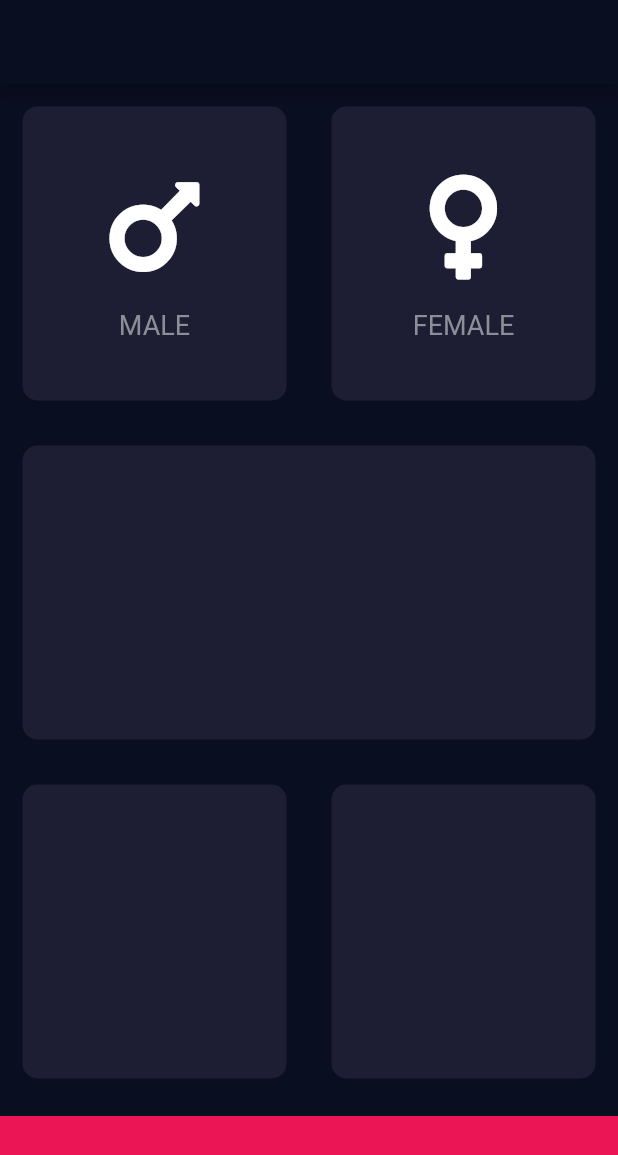
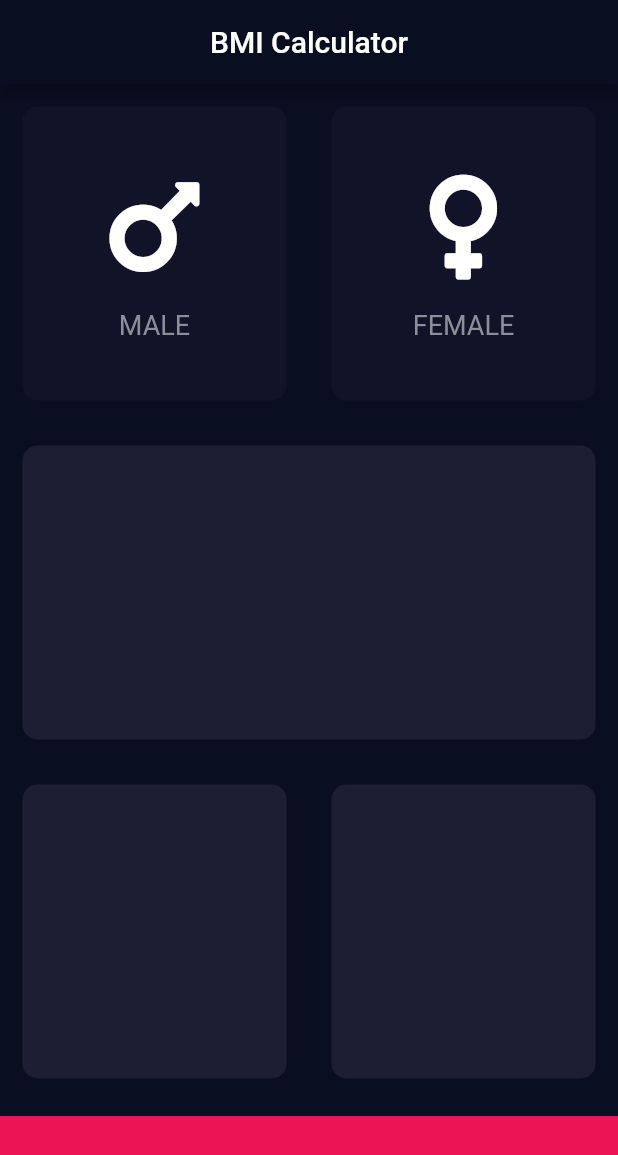
Before and after one commit to Fakorede/flutter-bmi-calculator, a Flutter app: the screen it shows after launch, on a phone screen of 412 x 824 dp. Shown: the top 1155 px of the screen. Run offline on Flutter 3.47's test engine with Material 2 defaults, Android fonts, the phone set to English and light mode, and no system bars; our stand-ins replace font_awesome_flutter.

```diff
--- a/lib/icon_content.dart
+++ b/lib/icon_content.dart
@@ -1,4 +1,9 @@
 import 'package:flutter/material.dart';
+
+const labelTextStyle = TextStyle(
+  fontSize: 18.0,
+  color: Color(0xFF8D8E98),
+);
 
 class IconContent extends StatelessWidget {
   final IconData icon;
@@ -20,10 +25,7 @@ class IconContent extends StatelessWidget {
         ),
         Text(
           label,
-          style: TextStyle(
-            fontSize: 18.0,
-            color: Color(0xFF8D8E98),
-          ),
+          style: labelTextStyle,
         ),
       ],
     );
--- a/lib/input_page.dart
+++ b/lib/input_page.dart
@@ -1,12 +1,12 @@
 import 'package:flutter/material.dart';
 import 'package:font_awesome_flutter/font_awesome_flutter.dart';
-
 import 'icon_content.dart';
 import 'reusable_card.dart';
 
 const bottomContainerHeight = 80.0;
 const bottomContainerColor = Color(0xFFEB1555);
 const activeCardColor = Color(0xFF1D1E33);
+const inactiveCardColor = Color(0xFF111328);
 
 class InputPage extends StatefulWidget {
   @override
@@ -14,11 +14,33 @@ class InputPage extends StatefulWidget {
 }
 
 class _InputPageState extends State<InputPage> {
+  Color maleCardColor = inactiveCardColor;
+  Color femaleCardColor = inactiveCardColor;
+
+// 1-male, 2-female
+  void updateColor(int gender) {
+    if (gender == 1) {
+      if (maleCardColor == inactiveCardColor) {
+        maleCardColor = activeCardColor;
+        femaleCardColor = inactiveCardColor;
+      } else {
+        maleCardColor = inactiveCardColor;
+      }
+    } else {
+      if (femaleCardColor == inactiveCardColor) {
+        maleCardColor = inactiveCardColor;
+        femaleCardColor = activeCardColor;
+      } else {
+        femaleCardColor = inactiveCardColor;
+      }
+    }
+  }
+
   @override
   Widget build(BuildContext context) {
     return Scaffold(
       appBar: AppBar(
-        title: Text(''),
+        title: Text('BMI Calculator'),
         centerTitle: true,
       ),
       body: Column(
@@ -27,20 +49,34 @@ class _InputPageState extends State<InputPage> {
             child: Row(
               children: <Widget>[
                 Expanded(
+                  child: GestureDetector(
+                    onTap: () {
+                      setState(() {
+                        updateColor(1);
+                      });
+                    },
                     child: ReusableCard(
-                    color: activeCardColor,
+                      color: maleCardColor,
                       cardChild: IconContent(
                         icon: FontAwesomeIcons.mars,
                         label: 'MALE',
                       ),
                     ),
                   ),
+                ),
                 Expanded(
+                  child: GestureDetector(
+                    onTap: () {
+                      setState(() {
+                        updateColor(2);
+                      });
+                    },
                     child: ReusableCard(
-                    color: activeCardColor,
+                      color: femaleCardColor,
                       cardChild: IconContent(
                         icon: FontAwesomeIcons.venus,
                         label: 'FEMALE',
+                      ),
                     ),
                   ),
                 ),
```
Lines whose indentation alone changed are shown as unchanged.
